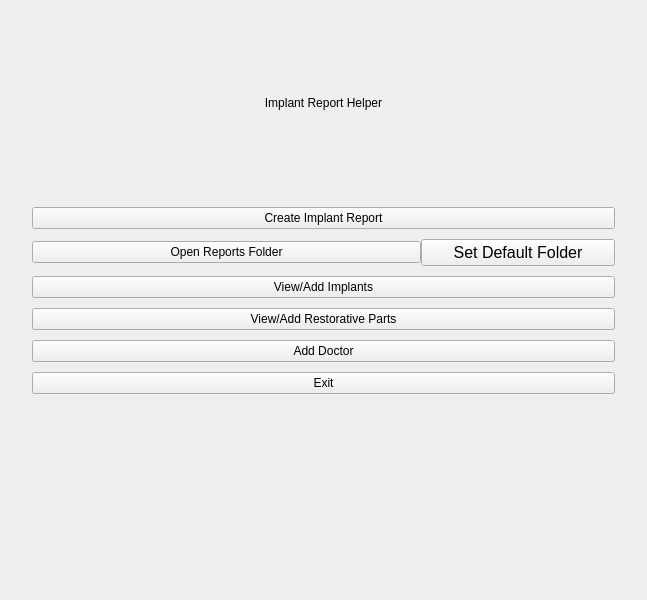
Above: application/ui/home.ui from MichaelUtt/ImplantProject before the change. Below: the same form after it.
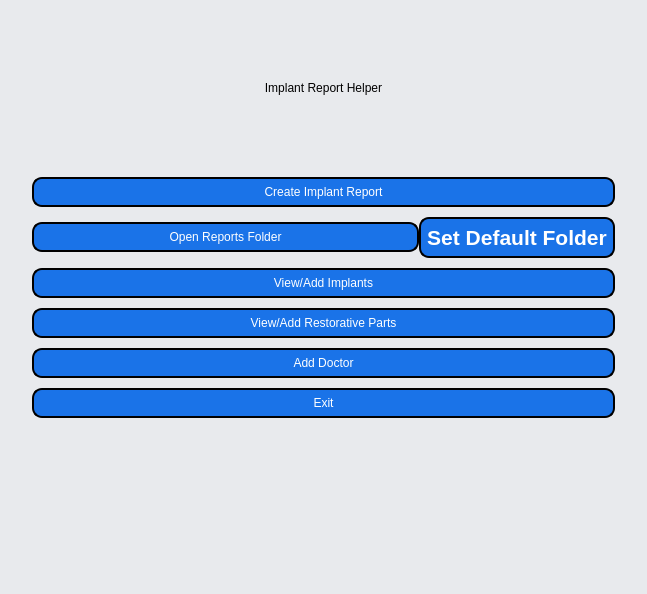
That is the form after the change.

```diff
--- a/application/ui/home.ui
+++ b/application/ui/home.ui
@@ -7,12 +7,36 @@
     <x>0</x>
     <y>0</y>
     <width>647</width>
-    <height>600</height>
+    <height>594</height>
    </rect>
   </property>
   <property name="windowTitle">
    <string>MainWindow</string>
   </property>
+  <property name="autoFillBackground">
+   <bool>false</bool>
+  </property>
+  <property name="styleSheet">
+   <string notr="true">* {
+	background-color: rgb(232, 234, 237);
+}
+QPushButton {
+    background-color: rgb(26, 115, 232);
+	height: 1.5em;
+	
+	font: bold 16pt &quot;Arial&quot;;
+	color: white;
+    border-style: outset;
+    border-width: 2px;
+    border-radius: 10px;
+    border-color: black;
+    padding: 6px;
+}
+</string>
+  </property>
+  <property name="tabShape">
+   <enum>QTabWidget::Triangular</enum>
+  </property>
   <widget class="QWidget" name="centralwidget">
    <layout class="QVBoxLayout" name="verticalLayout" stretch="2,0,0,0,0,0,0,2">
     <property name="spacing">
@@ -40,12 +64,196 @@
     </item>
     <item>
      <widget class="QPushButton" name="createReport">
-      <property name="styleSheet">
-       <string notr="true">font: 12pt &quot;MS Shell Dlg 2&quot;;</string>
+      <property name="sizePolicy">
+       <sizepolicy hsizetype="Minimum" vsizetype="Fixed">
+        <horstretch>0</horstretch>
+        <verstretch>0</verstretch>
+       </sizepolicy>
+      </property>
+      <property name="palette">
+       <palette>
+        <active>
+         <colorrole role="WindowText">
+          <brush brushstyle="SolidPattern">
+           <color alpha="255">
+            <red>255</red>
+            <green>255</green>
+            <blue>255</blue>
+           </color>
+          </brush>
+         </colorrole>
+         <colorrole role="Button">
+          <brush brushstyle="SolidPattern">
+           <color alpha="255">
+            <red>26</red>
+            <green>115</green>
+            <blue>232</blue>
+           </color>
+          </brush>
+         </colorrole>
+         <colorrole role="Text">
+          <brush brushstyle="SolidPattern">
+           <color alpha="255">
+            <red>255</red>
+            <green>255</green>
+            <blue>255</blue>
+           </color>
+          </brush>
+         </colorrole>
+         <colorrole role="ButtonText">
+          <brush brushstyle="SolidPattern">
+           <color alpha="255">
+            <red>255</red>
+            <green>255</green>
+            <blue>255</blue>
+           </color>
+          </brush>
+         </colorrole>
+         <colorrole role="Base">
+          <brush brushstyle="SolidPattern">
+           <color alpha="255">
+            <red>26</red>
+            <green>115</green>
+            <blue>232</blue>
+           </color>
+          </brush>
+         </colorrole>
+         <colorrole role="Window">
+          <brush brushstyle="SolidPattern">
+           <color alpha="255">
+            <red>26</red>
+            <green>115</green>
+            <blue>232</blue>
+           </color>
+          </brush>
+         </colorrole>
+        </active>
+        <inactive>
+         <colorrole role="WindowText">
+          <brush brushstyle="SolidPattern">
+           <color alpha="255">
+            <red>255</red>
+            <green>255</green>
+            <blue>255</blue>
+           </color>
+          </brush>
+         </colorrole>
+         <colorrole role="Button">
+          <brush brushstyle="SolidPattern">
+           <color alpha="255">
+            <red>26</red>
+            <green>115</green>
+            <blue>232</blue>
+           </color>
+          </brush>
+         </colorrole>
+         <colorrole role="Text">
+          <brush brushstyle="SolidPattern">
+           <color alpha="255">
+            <red>255</red>
+            <green>255</green>
+            <blue>255</blue>
+           </color>
+          </brush>
+         </colorrole>
+         <colorrole role="ButtonText">
+          <brush brushstyle="SolidPattern">
+           <color alpha="255">
+            <red>255</red>
+            <green>255</green>
+            <blue>255</blue>
+           </color>
+          </brush>
+         </colorrole>
+         <colorrole role="Base">
+          <brush brushstyle="SolidPattern">
+           <color alpha="255">
+            <red>26</red>
+            <green>115</green>
+            <blue>232</blue>
+           </color>
+          </brush>
+         </colorrole>
+         <colorrole role="Window">
+          <brush brushstyle="SolidPattern">
+           <color alpha="255">
+            <red>26</red>
+            <green>115</green>
+            <blue>232</blue>
+           </color>
+          </brush>
+         </colorrole>
+        </inactive>
+        <disabled>
+         <colorrole role="WindowText">
+          <brush brushstyle="SolidPattern">
+           <color alpha="255">
+            <red>255</red>
+            <green>255</green>
+            <blue>255</blue>
+           </color>
+          </brush>
+         </colorrole>
+         <colorrole role="Button">
+          <brush brushstyle="SolidPattern">
+           <color alpha="255">
+            <red>26</red>
+            <green>115</green>
+            <blue>232</blue>
+           </color>
+          </brush>
+         </colorrole>
+         <colorrole role="Text">
+          <brush brushstyle="SolidPattern">
+           <color alpha="255">
+            <red>255</red>
+            <green>255</green>
+            <blue>255</blue>
+           </color>
+          </brush>
+         </colorrole>
+         <colorrole role="ButtonText">
+          <brush brushstyle="SolidPattern">
+           <color alpha="255">
+            <red>255</red>
+            <green>255</green>
+            <blue>255</blue>
+           </color>
+          </brush>
+         </colorrole>
+         <colorrole role="Base">
+          <brush brushstyle="SolidPattern">
+           <color alpha="255">
+            <red>26</red>
+            <green>115</green>
+            <blue>232</blue>
+           </color>
+          </brush>
+         </colorrole>
+         <colorrole role="Window">
+          <brush brushstyle="SolidPattern">
+           <color alpha="255">
+            <red>26</red>
+            <green>115</green>
+            <blue>232</blue>
+           </color>
+          </brush>
+         </colorrole>
+        </disabled>
+       </palette>
+      </property>
+      <property name="acceptDrops">
+       <bool>false</bool>
       </property>
       <property name="text">
        <string>Create Implant Report</string>
       </property>
+      <property name="default">
+       <bool>false</bool>
+      </property>
+      <property name="flat">
+       <bool>false</bool>
+      </property>
      </widget>
     </item>
     <item>
@@ -64,9 +272,6 @@
           <verstretch>0</verstretch>
          </sizepolicy>
         </property>
-        <property name="styleSheet">
-         <string notr="true">font: 12pt &quot;MS Shell Dlg 2&quot;;</string>
-        </property>
         <property name="text">
          <string>Open Reports Folder</string>
         </property>
@@ -76,7 +281,11 @@
        <widget class="QPushButton" name="defaultFolderButton">
         <property name="font">
          <font>
-          <pointsize>12</pointsize>
+          <family>Arial</family>
+          <pointsize>16</pointsize>
+          <weight>75</weight>
+          <italic>false</italic>
+          <bold>true</bold>
          </font>
         </property>
         <property name="text">
@@ -88,9 +297,6 @@
     </item>
     <item>
      <widget class="QPushButton" name="createImplant">
-      <property name="styleSheet">
-       <string notr="true">font: 12pt &quot;MS Shell Dlg 2&quot;;</string>
-      </property>
       <property name="text">
        <string>View/Add Implants</string>
       </property>
@@ -113,9 +319,6 @@
     </item>
     <item>
      <widget class="QPushButton" name="createRestorativePart">
-      <property name="styleSheet">
-       <string notr="true">font: 12pt &quot;MS Shell Dlg 2&quot;;</string>
-      </property>
       <property name="text">
        <string>View/Add Restorative Parts</string>
       </property>
@@ -129,9 +332,6 @@
     </item>
     <item>
      <widget class="QPushButton" name="createDoctor">
-      <property name="styleSheet">
-       <string notr="true">font: 12pt &quot;MS Shell Dlg 2&quot;;</string>
-      </property>
       <property name="text">
        <string>Add Doctor</string>
       </property>
@@ -145,8 +345,11 @@
     </item>
     <item>
      <widget class="QPushButton" name="closeButton">
-      <property name="styleSheet">
-       <string notr="true">font: 12pt &quot;MS Shell Dlg 2&quot;;</string>
+      <property name="sizePolicy">
+       <sizepolicy hsizetype="Minimum" vsizetype="Fixed">
+        <horstretch>0</horstretch>
+        <verstretch>0</verstretch>
+       </sizepolicy>
       </property>
       <property name="text">
        <string>Exit</string>
```
